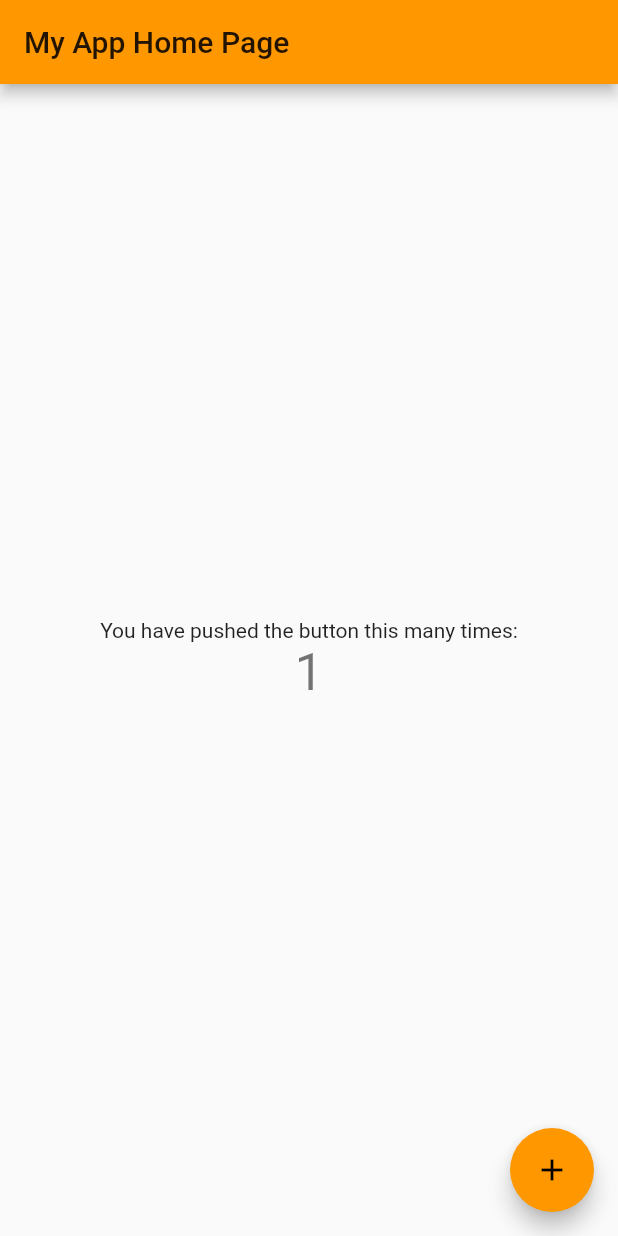
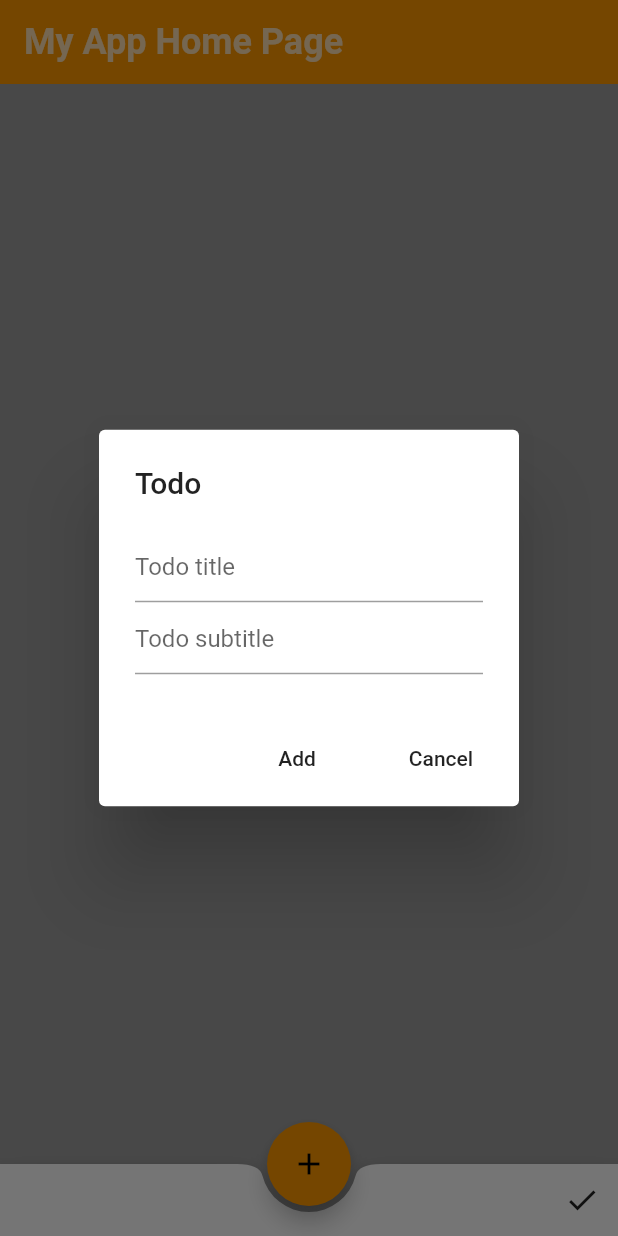
Before and after one commit to krittin1/app_todo, a Flutter app: the screen it shows after launch, after a tap on the "add" icon, on a phone screen of 412 x 824 dp. Run offline on Flutter 3.47's test engine with Material 2 defaults, Android fonts, the phone set to English and light mode, and no system bars.

Commit message:
features completed

```diff
--- a/lib/main.dart
+++ b/lib/main.dart
@@ -1,4 +1,7 @@
 import 'package:flutter/material.dart';
+
+import 'todo_item.dart';
+
 
 void main() => runApp(MyApp());
 
@@ -7,7 +10,8 @@ class MyApp extends StatelessWidget {
   @override
   Widget build(BuildContext context) {
     return MaterialApp(
-      title: 'Flutter Demo',
+
+      debugShowCheckedModeBanner: false,
       theme: ThemeData(
         // This is the theme of your application.
         //
@@ -44,68 +48,150 @@ class MyHomePage extends StatefulWidget {
 }
 
 class _MyHomePageState extends State<MyHomePage> {
-  int _counter = 0;
 
-  void _incrementCounter() {
-    setState(() {
-      // This call to setState tells the Flutter framework that something has
-      // changed in this State, which causes it to rerun the build method below
-      // so that the display can reflect the updated values. If we changed
-      // _counter without calling setState(), then the build method would not be
-      // called again, and so nothing would appear to happen.
-      _counter++;
-    });
+  TextEditingController _titleInputController = TextEditingController();
+  TextEditingController _subtitleInputController = TextEditingController();
+
+  final List<Todo> todos = [];
+
+  void showCompletedTasks() {
+    var complete = todos.where((item) => item.checked).toList();
+
+    Navigator.of(context)
+        .push(MaterialPageRoute(builder: (BuildContext context) {
+      return Scaffold(
+        appBar: AppBar(
+          iconTheme: IconThemeData(color: Colors.black),
+          backgroundColor: Colors.white,
+          title: Text(
+            "Success",
+            style: TextStyle(
+                color: Colors.black,
+                fontSize: 24.0,
+                fontWeight: FontWeight.bold),
+          ),
+          centerTitle: false,
+          elevation: 0.0,
+          automaticallyImplyLeading: true,
+        ),
+        body: ListView.separated(
+            itemCount: complete.length,
+            separatorBuilder: (BuildContext context, int index) {
+              return Divider(height: 1.0);
+            },
+            itemBuilder: (BuildContext context, int index) {
+              return
+                new TodoItem(complete[index]);
+            }),
+      );
+    }));
+  }
+
+
+  void showAddingDialog(BuildContext context) {
+    showDialog(
+
+        barrierDismissible: false,
+        context: context,
+        builder: (context) {
+          return AlertDialog(
+            title: Text("Todo"),
+            content: Column(
+              mainAxisSize: MainAxisSize.min,
+              children: <Widget>[
+                TextField(
+                  controller: _titleInputController,
+                  decoration: InputDecoration(hintText: "Todo title"),
+                ),
+                TextField(
+                  controller: _subtitleInputController,
+                  decoration: InputDecoration(hintText: "Todo subtitle"),
+                )
+              ],
+            ),
+            actions: <Widget>[
+              FlatButton(
+                child: Text("Add"),
+                onPressed: () {
+                  var newTodo = Todo(_titleInputController.text,
+                      _subtitleInputController.text);
+                  setState(() {
+                    todos.add(newTodo);
+                  });
+
+                  _titleInputController.clear();
+                  _subtitleInputController.clear();
+                  Navigator.of(context).pop();
+                },
+              ),
+
+              FlatButton(
+                child: Text("Cancel"),
+                onPressed: () {
+                  _titleInputController.clear();
+                  _subtitleInputController.clear();
+                  Navigator.of(context).pop();
+                },
+              )
+
+            ],
+
+          );
+        });
   }
 
   @override
   Widget build(BuildContext context) {
-    // This method is rerun every time setState is called, for instance as done
-    // by the _incrementCounter method above.
-    //
-    // The Flutter framework has been optimized to make rerunning build methods
-    // fast, so that you can just rebuild anything that needs updating rather
-    // than having to individually change instances of widgets.
+    var incomplete = todos.where((item) => !item.checked).toList();
+
     return Scaffold(
+      backgroundColor: Colors.grey,
       appBar: AppBar(
-        // Here we take the value from the MyHomePage object that was created by
-        // the App.build method, and use it to set our appbar title.
-        title: Text(widget.title),
+        backgroundColor: Colors.orange,
+        title: Text(
+          widget.title,
+          style: TextStyle(
+              color: Colors.white70,
+              fontSize: 24.0,
+              fontWeight: FontWeight.bold),
+
+        ),
+        centerTitle: false,
+        elevation: 0.0,
       ),
-      body: Center(
-        // Center is a layout widget. It takes a single child and positions it
-        // in the middle of the parent.
-        child: Column(
-          // Column is also a layout widget. It takes a list of children and
-          // arranges them vertically. By default, it sizes itself to fit its
-          // children horizontally, and tries to be as tall as its parent.
-          //
-          // Invoke "debug painting" (press "p" in the console, choose the
-          // "Toggle Debug Paint" action from the Flutter Inspector in Android
-          // Studio, or the "Toggle Debug Paint" command in Visual Studio Code)
-          // to see the wireframe for each widget.
-          //
-          // Column has various properties to control how it sizes itself and
-          // how it positions its children. Here we use mainAxisAlignment to
-          // center the children vertically; the main axis here is the vertical
-          // axis because Columns are vertical (the cross axis would be
-          // horizontal).
-          mainAxisAlignment: MainAxisAlignment.center,
+      body: ListView.separated(
+          itemCount: incomplete.length,
+          separatorBuilder: (BuildContext contrxt, int index) {
+            return Divider(height: 1.0);
+          },
+
+          itemBuilder: (BuildContext context, int index) {
+            return new TodoItem(incomplete[index]);
+          }),
+      floatingActionButton: FloatingActionButton(
+        onPressed: () {
+          showAddingDialog(context);
+        },
+        child: Icon(Icons.add),
+      ),
+
+
+      floatingActionButtonLocation: FloatingActionButtonLocation.centerDocked,
+      bottomNavigationBar: BottomAppBar(
+        notchMargin: 4.0,
+        shape: CircularNotchedRectangle(),
+        child: Row(
+          mainAxisSize: MainAxisSize.max,
+          mainAxisAlignment: MainAxisAlignment.spaceBetween,
           children: <Widget>[
-            Text(
-              'You have pushed the button this many times:',
-            ),
-            Text(
-              '$_counter',
-              style: Theme.of(context).textTheme.display1,
-            ),
+            Spacer(),
+            IconButton(
+              icon: Icon(Icons.done),
+              onPressed: showCompletedTasks,
+            )
           ],
         ),
       ),
-      floatingActionButton: FloatingActionButton(
-        onPressed: _incrementCounter,
-        tooltip: 'Increment',
-        child: Icon(Icons.add),
-      ), // This trailing comma makes auto-formatting nicer for build methods.
     );
   }
 }
--- a/lib/todo_item.dart
+++ b/lib/todo_item.dart
@@ -0,0 +1,69 @@
+import 'package:flutter/material.dart';
+
+class TodoItem extends StatefulWidget {
+
+  final Todo todo;
+
+  const TodoItem(this.todo);
+
+  @override
+  _TodoItemState createState() => _TodoItemState();
+
+
+
+}
+
+
+class _TodoItemState extends State<TodoItem> {
+
+  void onCheckboxChanged(bool value) {
+
+    setState(() {
+      widget.todo.checked = value;
+    });
+  }
+
+
+  @override
+  Widget build(BuildContext context) {
+    return Container(
+      color: Colors.white,
+      child: Row(
+        children: <Widget>[
+          Checkbox(
+            value: widget.todo.checked,
+            onChanged: onCheckboxChanged,
+
+          ),
+          Column(
+            crossAxisAlignment: CrossAxisAlignment.start,
+            children: <Widget>[
+              Text(widget.todo.title,
+              style: TextStyle(fontWeight: FontWeight.bold)),
+              if(widget.todo.subtitle != "")
+                  Text(widget.todo.subtitle,
+                    style: TextStyle(color: Colors.grey[500]))
+            ],
+          )
+        ],
+      ),
+
+    );
+  }
+
+
+
+
+}
+
+
+
+
+class Todo {
+
+  String title = "";
+  String subtitle = "";
+  bool checked = false;
+
+  Todo(this.title, this.subtitle, {this.checked = false});
+}
```
